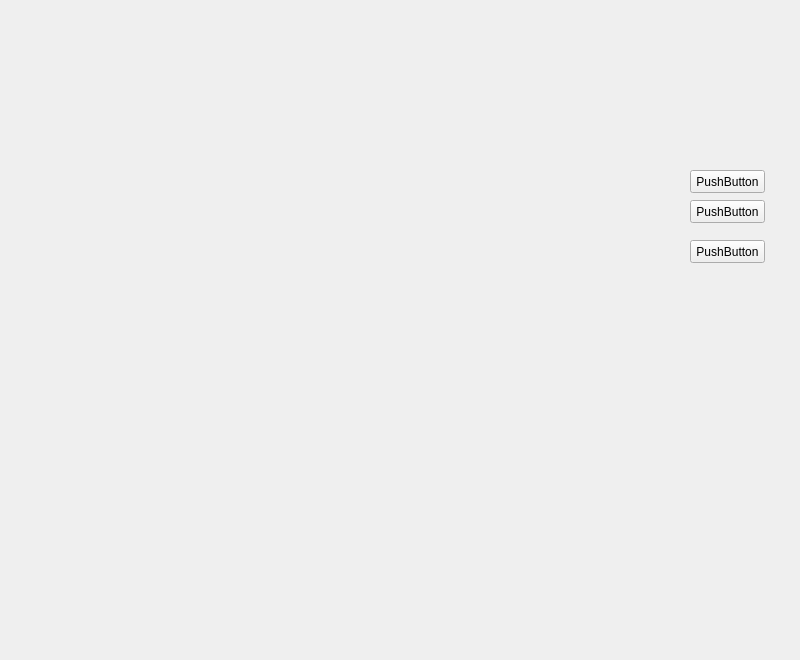
Above: tetrisGraphicsItem/src/mainwindow.ui from zhoutk/qtDemo before the change. Below: the same form after it.
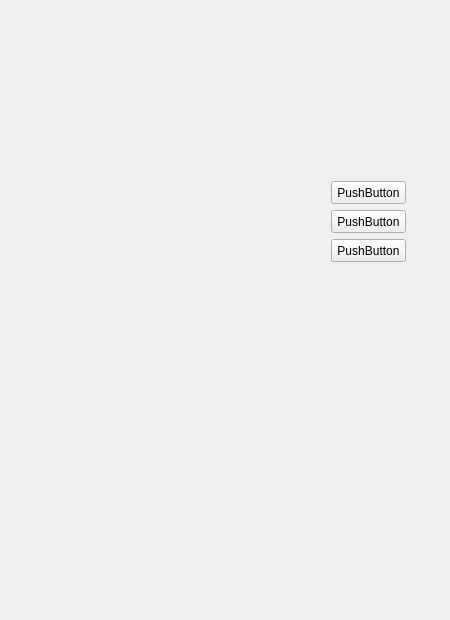
That is the form after the change.

Commit message: ui tuning, add blockview, two view one scence.

```diff
--- a/tetrisGraphicsItem/src/mainwindow.ui
+++ b/tetrisGraphicsItem/src/mainwindow.ui
@@ -6,20 +6,20 @@
    <rect>
     <x>0</x>
     <y>0</y>
-    <width>800</width>
-    <height>660</height>
+    <width>450</width>
+    <height>620</height>
    </rect>
   </property>
   <property name="minimumSize">
    <size>
-    <width>800</width>
-    <height>660</height>
+    <width>450</width>
+    <height>620</height>
    </size>
   </property>
   <property name="maximumSize">
    <size>
-    <width>800</width>
-    <height>660</height>
+    <width>450</width>
+    <height>620</height>
    </size>
   </property>
   <property name="windowTitle">
@@ -29,8 +29,8 @@
    <widget class="QPushButton" name="pushButton1">
     <property name="geometry">
      <rect>
-      <x>690</x>
-      <y>170</y>
+      <x>331</x>
+      <y>181</y>
       <width>75</width>
       <height>23</height>
      </rect>
@@ -42,8 +42,8 @@
    <widget class="QPushButton" name="pushButton3">
     <property name="geometry">
      <rect>
-      <x>690</x>
-      <y>240</y>
+      <x>331</x>
+      <y>239</y>
       <width>75</width>
       <height>23</height>
      </rect>
@@ -55,8 +55,8 @@
    <widget class="QPushButton" name="pushButton2">
     <property name="geometry">
      <rect>
-      <x>690</x>
-      <y>200</y>
+      <x>331</x>
+      <y>210</y>
       <width>75</width>
       <height>23</height>
      </rect>
```
The commit also changes 2 other files.
